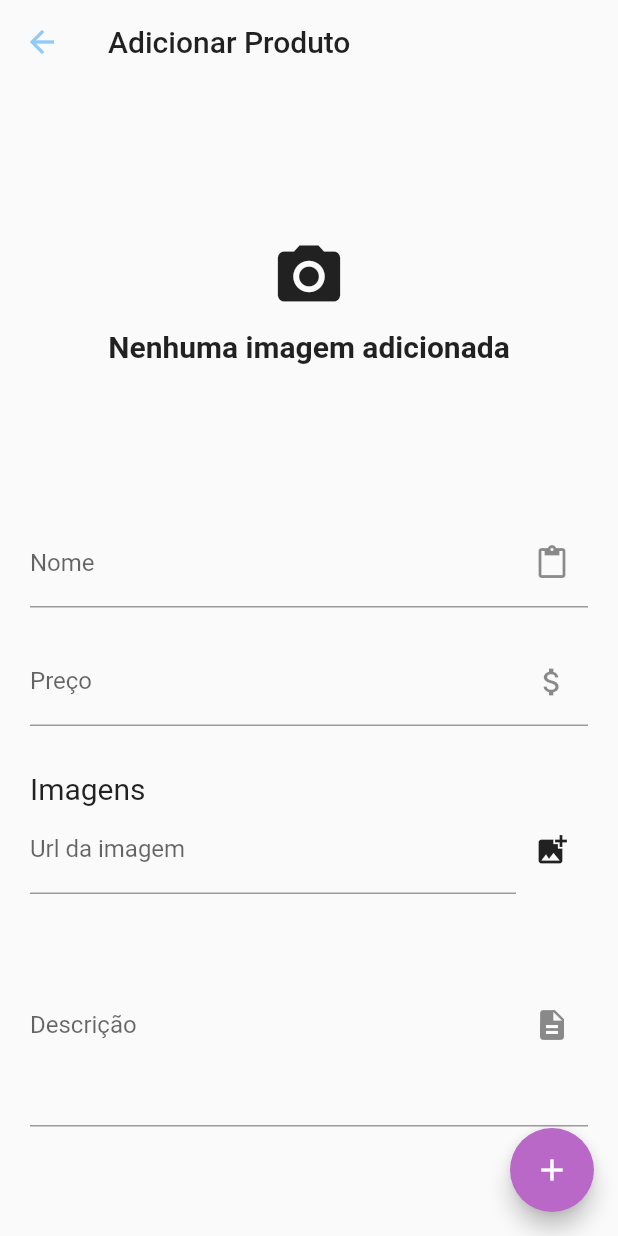
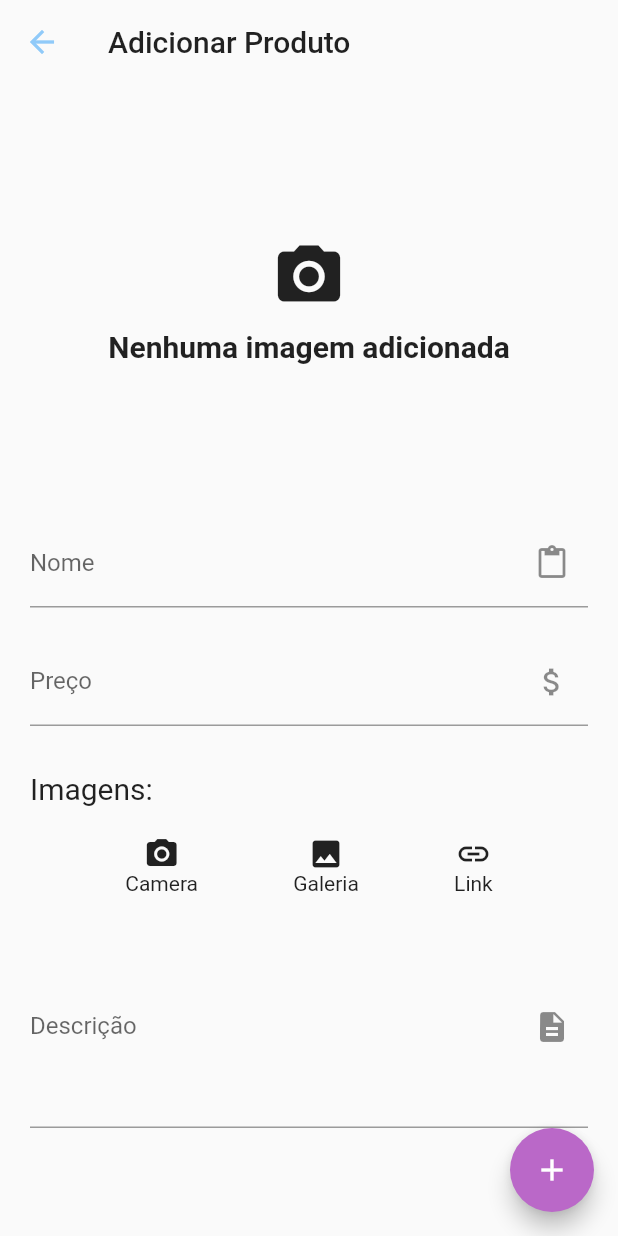
Before and after one commit to eduardoazvd17/aquarius_store, a Flutter app: the AddProduct screen opened directly, on a phone screen of 412 x 824 dp. Run offline on Flutter 3.47's test engine with Material 2 defaults, Android fonts, the phone set to English and light mode, and no system bars; our stand-ins replace carousel_slider, cloud_firestore, convert, firebase_storage, get, get_storage and 1 more; missing offline and left inert: mailer; accounts and stored records are empty.

Commit message:
implementando image picker com firebase storage para envio de imagens

```diff
--- a/lib/components/main_drawer.dart
+++ b/lib/components/main_drawer.dart
@@ -139,7 +139,7 @@ class MainDrawer extends StatelessWidget {
                                       children: <Widget>[
                                         Divider(),
                                         Text(
-                                          'Gerenciamento',
+                                          'Administração',
                                           style: TextStyle(
                                             fontSize: 16,
                                             fontWeight: FontWeight.bold,
--- a/lib/services/product_service.dart
+++ b/lib/services/product_service.dart
@@ -5,8 +5,9 @@ class ProductService {
   var _db = Firestore.instance.collection('products');
 
   Future<bool> addProduct(Product product) async {
+    product.generateId();
     try {
-      await _db.document().setData({
+      await _db.document(product.id).setData({
         'data': product.toJson(),
       });
       return true;
@@ -40,7 +41,6 @@ class ProductService {
     final QuerySnapshot querySnapshot = await _db.getDocuments();
     for (var doc in querySnapshot.documents) {
       Product p = Product.fromJson(doc.data['data']);
-      p.id = doc.documentID;
       products.add(p);
     }
     return products;
--- a/lib/views/add_product.dart
+++ b/lib/views/add_product.dart
@@ -259,29 +259,53 @@ class _AddProductState extends State<AddProduct> {
                   Align(
                     alignment: Alignment.centerLeft,
                     child: Text(
-                      'Imagens',
+                      'Imagens:',
                       style: TextStyle(
                         fontSize: 20,
                       ),
                     ),
                   ),
-                  Row(
-                    children: <Widget>[
-                      Expanded(
-                        child: TextField(
-                          controller: urlController,
-                          decoration: InputDecoration(
-                            labelText: 'Url da imagem',
+                  Padding(
+                    padding: const EdgeInsets.symmetric(vertical: 20),
+                    child: Row(
+                      mainAxisAlignment: MainAxisAlignment.spaceEvenly,
+                      children: <Widget>[
+                        InkWell(
+                          onTap: () {},
+                          child: Column(
+                            mainAxisAlignment: MainAxisAlignment.center,
+                            crossAxisAlignment: CrossAxisAlignment.center,
+                            children: <Widget>[
+                              Icon(Icons.camera_alt),
+                              Text('Camera'),
+                            ],
                           ),
                         ),
-                      ),
-                      IconButton(
-                        icon: Icon(Icons.add_photo_alternate),
-                        onPressed: _addPhoto,
-                      ),
-                    ],
+                        InkWell(
+                          onTap: () {},
+                          child: Column(
+                            mainAxisAlignment: MainAxisAlignment.center,
+                            crossAxisAlignment: CrossAxisAlignment.center,
+                            children: <Widget>[
+                              Icon(Icons.image),
+                              Text('Galeria'),
+                            ],
+                          ),
+                        ),
+                        InkWell(
+                          onTap: () {},
+                          child: Column(
+                            mainAxisAlignment: MainAxisAlignment.center,
+                            crossAxisAlignment: CrossAxisAlignment.center,
+                            children: <Widget>[
+                              Icon(Icons.link),
+                              Text('Link'),
+                            ],
+                          ),
+                        ),
+                      ],
+                    ),
                   ),
-                  SizedBox(height: 20),
                   TextField(
                     textCapitalization: TextCapitalization.sentences,
                     controller: descriptionController,
--- a/pubspec.yaml
+++ b/pubspec.yaml
@@ -27,6 +27,8 @@ dependencies:
   get_storage:
   crypto:
   cloud_firestore:
+  firebase_storage:
+  image_picker:
   flutter:
     sdk: flutter
 
```
Also changed, not shown: lib/models/product.dart (+12 -1 lines), lib/services/upload_service.dart (added, +48 -0 lines), pubspec.lock.
